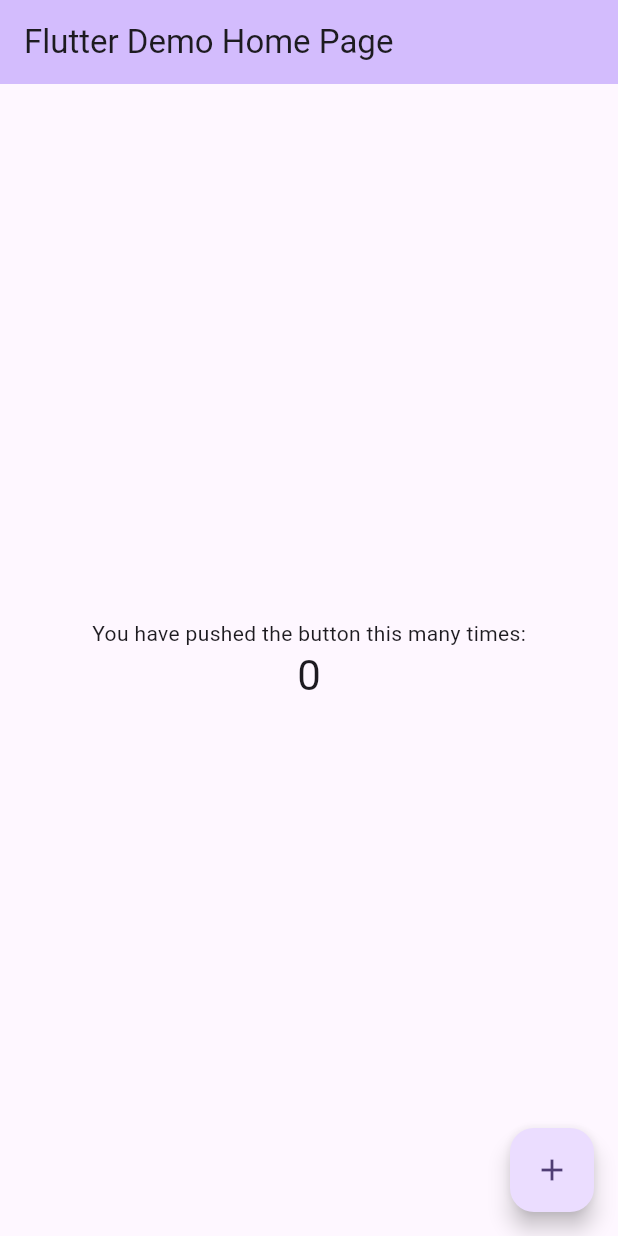
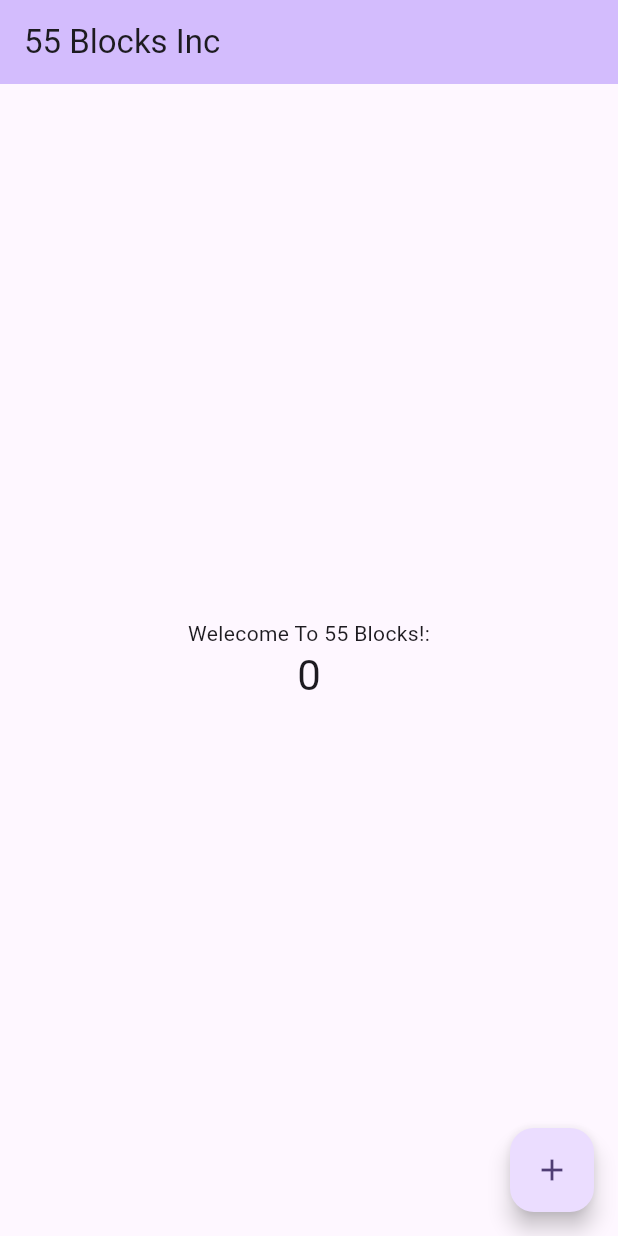
Before and after one commit to MICHAELKITH/Flutter_Course, a Flutter app: the screen it shows after launch, on a phone screen of 412 x 824 dp. Run offline on Flutter 3.47's test engine with Material 3 defaults, Android fonts, the phone set to English and light mode, and no system bars.

Commit message:
Intial commit

```diff
--- a/lib/main.dart
+++ b/lib/main.dart
@@ -31,7 +31,7 @@ class MyApp extends StatelessWidget {
         colorScheme: ColorScheme.fromSeed(seedColor: Colors.deepPurple),
         useMaterial3: true,
       ),
-      home: const MyHomePage(title: 'Flutter Demo Home Page'),
+      home: const MyHomePage(title: '55 Blocks Inc'),
     );
   }
 }
@@ -106,7 +106,7 @@ class _MyHomePageState extends State<MyHomePage> {
           mainAxisAlignment: MainAxisAlignment.center,
           children: <Widget>[
             const Text(
-              'You have pushed the button this many times:',
+              'Welecome To 55 Blocks!:',
             ),
             Text(
               '$_counter',
```
